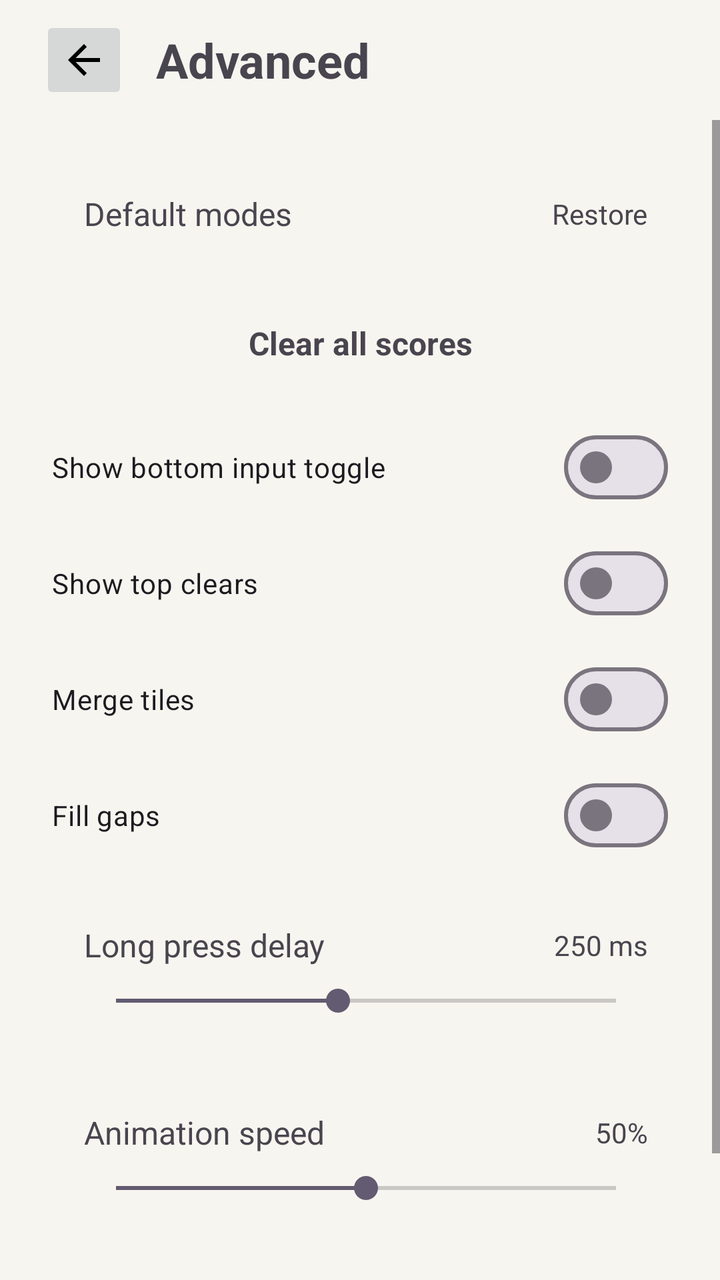
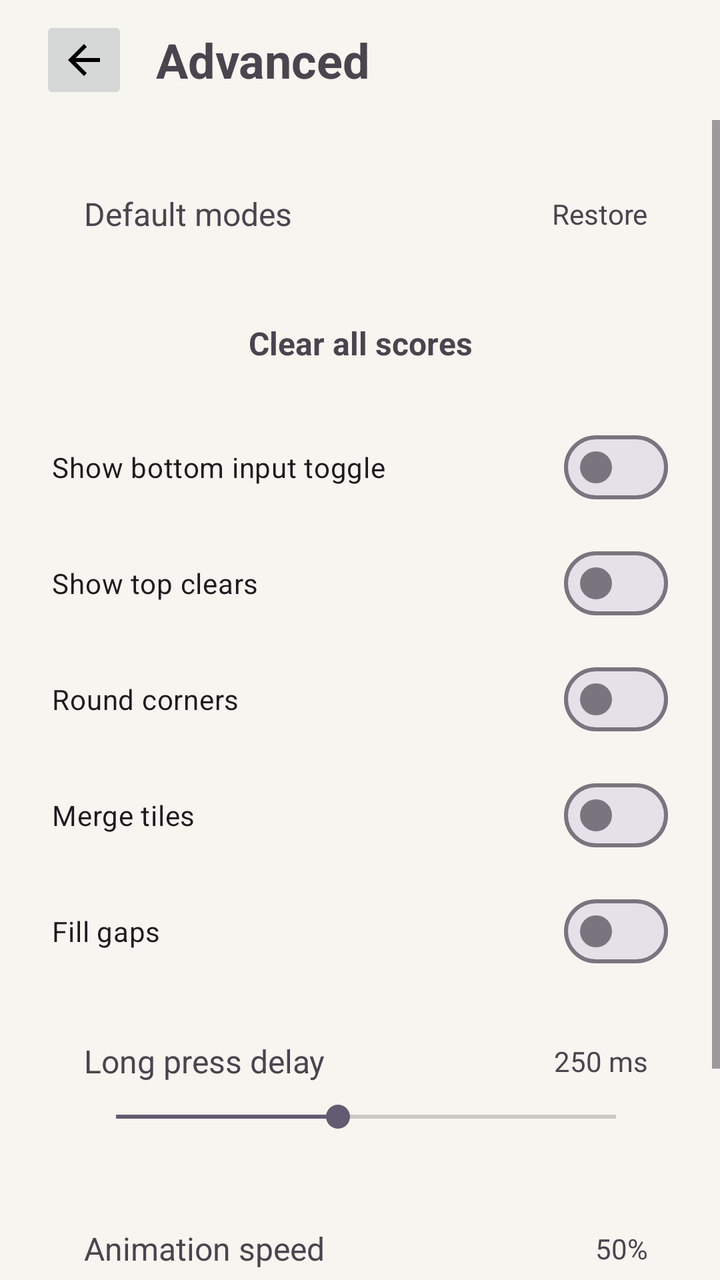

Before-and-after screenshots of an Android layout around one commit, followed by the original layout XML and the change that was made.
<!-- AndroidManifest.xml: application theme Theme.Minesweeper -->
<!-- res/layout/activity_advanced_settings.xml -->
<?xml version="1.0" encoding="utf-8"?>
<LinearLayout xmlns:android="http://schemas.android.com/apk/res/android"
    android:layout_width="match_parent"
    android:layout_height="match_parent"
    android:orientation="vertical">

    <LinearLayout
        android:id="@+id/topBar"
        android:layout_width="match_parent"
        android:layout_height="wrap_content"
        android:gravity="center_vertical"
        android:orientation="horizontal"
        android:paddingStart="20dp"
        android:paddingTop="8dp"
        android:paddingEnd="20dp"
        android:paddingBottom="8dp">

        <ImageButton
            android:id="@+id/backButton"
            android:layout_width="44dp"
            android:layout_height="44dp"
            android:src="@drawable/ic_arrow_back_material" />

        <TextView
            android:id="@+id/titleText"
            android:layout_width="0dp"
            android:layout_height="wrap_content"
            android:layout_marginStart="14dp"
            android:layout_weight="1"
            android:text="@string/advanced"
            android:textSize="24sp"
            android:textStyle="bold" />
    </LinearLayout>

    <ScrollView
        android:layout_width="match_parent"
        android:layout_height="0dp"
        android:layout_weight="1">

        <LinearLayout
            android:id="@+id/content"
            android:layout_width="match_parent"
            android:layout_height="wrap_content"
            android:orientation="vertical"
            android:padding="20dp">

            <LinearLayout
                android:id="@+id/restoreModesButton"
                android:layout_width="match_parent"
                android:layout_height="wrap_content"
                android:gravity="center_vertical"
                android:orientation="horizontal"
                android:paddingStart="22dp"
                android:paddingTop="16dp"
                android:paddingEnd="16dp"
                android:paddingBottom="16dp">

                <TextView
                    android:id="@+id/restoreModesLabel"
                    android:layout_width="0dp"
                    android:layout_height="wrap_content"
                    android:layout_weight="1"
                    android:text="@string/default_modes"
                    android:textSize="16sp" />

                <TextView
                    android:id="@+id/restoreModesValue"
                    android:layout_width="wrap_content"
                    android:layout_height="wrap_content"
                    android:text="@string/restore"
                    android:textSize="14sp" />
            </LinearLayout>

            <TextView
                android:id="@+id/clearAllScoresButton"
                android:layout_width="match_parent"
                android:layout_height="52dp"
                android:layout_marginTop="12dp"
                android:gravity="center"
                android:text="@string/clear_all_scores"
                android:textSize="16sp"
                android:textStyle="bold" />

            <com.google.android.material.materialswitch.MaterialSwitch
                android:id="@+id/showBottomToggle"
                android:layout_width="match_parent"
                android:layout_height="wrap_content"
                android:layout_marginTop="12dp"
                android:paddingStart="6dp"
                android:paddingEnd="6dp"
                android:switchPadding="14dp"
                android:text="@string/show_bottom_toggle" />

            <com.google.android.material.materialswitch.MaterialSwitch
                android:id="@+id/showTopClears"
                android:layout_width="match_parent"
                android:layout_height="wrap_content"
                android:layout_marginTop="10dp"
                android:paddingStart="6dp"
                android:paddingEnd="6dp"
                android:switchPadding="14dp"
                android:text="@string/show_top_clears" />

            <com.google.android.material.materialswitch.MaterialSwitch
                android:id="@+id/mergeTiles"
                android:layout_width="match_parent"
                android:layout_height="wrap_content"
                android:layout_marginTop="10dp"
                android:paddingStart="6dp"
                android:paddingEnd="6dp"
                android:switchPadding="14dp"
                android:text="@string/merge_tiles" />

            <com.google.android.material.materialswitch.MaterialSwitch
                android:id="@+id/fillGaps"
                android:layout_width="match_parent"
                android:layout_height="wrap_content"
                android:layout_marginTop="10dp"
                android:paddingStart="6dp"
                android:paddingEnd="6dp"
                android:switchPadding="14dp"
                android:text="@string/fill_gaps" />

            <LinearLayout
                android:id="@+id/longPressRow"
                android:layout_width="match_parent"
                android:layout_height="wrap_content"
                android:layout_marginTop="14dp"
                android:orientation="vertical"
                android:paddingStart="22dp"
                android:paddingTop="16dp"
                android:paddingEnd="16dp"
                android:paddingBottom="16dp">

                <LinearLayout
                    android:layout_width="match_parent"
                    android:layout_height="wrap_content"
                    android:gravity="center_vertical"
                    android:orientation="horizontal">

                    <TextView
                        android:id="@+id/longPressLabel"
                        android:layout_width="0dp"
                        android:layout_height="wrap_content"
                        android:layout_weight="1"
                        android:text="@string/long_press_delay"
                        android:textSize="16sp" />

                    <TextView
                        android:id="@+id/longPressValue"
                        android:layout_width="wrap_content"
                        android:layout_height="wrap_content"
                        android:text="250 ms"
                        android:textSize="14sp" />
                </LinearLayout>

                <SeekBar
                    android:id="@+id/longPressSeekBar"
                    android:layout_width="match_parent"
                    android:layout_height="wrap_content"
                    android:layout_marginTop="8dp"
                    android:max="9"
                    android:progress="4" />
            </LinearLayout>

            <LinearLayout
                android:id="@+id/animationSpeedRow"
                android:layout_width="match_parent"
                android:layout_height="wrap_content"
                android:layout_marginTop="14dp"
                android:orientation="vertical"
                android:paddingStart="22dp"
                android:paddingTop="16dp"
                android:paddingEnd="16dp"
                android:paddingBottom="16dp">

                <LinearLayout
                    android:layout_width="match_parent"
                    android:layout_height="wrap_content"
                    android:gravity="center_vertical"
                    android:orientation="horizontal">

                    <TextView
                        android:id="@+id/animationSpeedLabel"
                        android:layout_width="0dp"
                        android:layout_height="wrap_content"
                        android:layout_weight="1"
                        android:text="@string/animation_speed"
                        android:textSize="16sp" />

                    <TextView
                        android:id="@+id/animationSpeedValue"
                        android:layout_width="wrap_content"
                        android:layout_height="wrap_content"
                        android:text="50%"
                        android:textSize="14sp" />
                </LinearLayout>

                <SeekBar
                    android:id="@+id/animationSpeedSeekBar"
                    android:layout_width="match_parent"
                    android:layout_height="wrap_content"
                    android:layout_marginTop="8dp"
                    android:max="100"
                    android:progress="50" />
            </LinearLayout>

            <TextView
                android:id="@+id/applyButton"
                android:layout_width="match_parent"
                android:layout_height="52dp"
                android:layout_marginTop="20dp"
                android:gravity="center"
                android:text="@string/apply"
                android:textSize="16sp"
                android:textStyle="bold" />
        </LinearLayout>
    </ScrollView>

</LinearLayout>
<!-- resources referenced by this layout -->
<resources>
  <!-- drawable ic_arrow_back_material (drawable) -->
  <?xml version="1.0" encoding="utf-8"?>
  <vector xmlns:android="http://schemas.android.com/apk/res/android"
      android:width="24dp"
      android:height="24dp"
      android:viewportWidth="24"
      android:viewportHeight="24">
      <path
          android:fillColor="#FF000000"
          android:pathData="M20,11H7.83l5.59,-5.59L12,4l-8,8l8,8l1.41,-1.41L7.83,13H20z" />
  </vector>
  <string name="advanced">Advanced</string>
  <string name="animation_speed">Animation speed</string>
  <string name="apply">Apply</string>
  <string name="clear_all_scores">Clear all scores</string>
  <string name="default_modes">Default modes</string>
  <string name="fill_gaps">Fill gaps</string>
  <string name="long_press_delay">Long press delay</string>
  <string name="merge_tiles">Merge tiles</string>
  <string name="restore">Restore</string>
  <string name="show_bottom_toggle">Show bottom input toggle</string>
  <string name="show_top_clears">Show top clears</string>
  <style name="Theme.Minesweeper" parent="Theme.Material3.Light.NoActionBar">
          <item name="android:windowBackground">@color/app_background</item>
          <item name="android:statusBarColor">@color/app_background</item>
          <item name="android:navigationBarColor">@color/app_background</item>
          <item name="android:windowLightStatusBar">true</item>
          <item name="android:windowLightNavigationBar">true</item>
          <item name="android:fontFamily">sans-serif</item>
          <item name="colorPrimary">@color/accent</item>
          <item name="colorSurface">@color/panel</item>
          <item name="android:windowAnimationStyle">@null</item>
          <item name="materialAlertDialogTheme">@style/Minesweeper.Dialog</item>
      </style>
  <color name="app_background">#F7F5EF</color>
  <color name="accent">#7CA7C7</color>
  <color name="panel">#EFEBE2</color>
  <style name="Minesweeper.Dialog" parent="ThemeOverlay.Material3.MaterialAlertDialog">
          <item name="backgroundTint">@color/panel</item>
      </style>
</resources>

<!-- the commit's change to res/layout/activity_advanced_settings.xml (unified diff, before → after) -->
@@ -102,6 +102,16 @@
                 android:text="@string/show_top_clears" />
 
             <com.google.android.material.materialswitch.MaterialSwitch
+                android:id="@+id/roundCorners"
+                android:layout_width="match_parent"
+                android:layout_height="wrap_content"
+                android:layout_marginTop="10dp"
+                android:paddingStart="6dp"
+                android:paddingEnd="6dp"
+                android:switchPadding="14dp"
+                android:text="@string/round_corners" />
+
+            <com.google.android.material.materialswitch.MaterialSwitch
                 android:id="@+id/mergeTiles"
                 android:layout_width="match_parent"
                 android:layout_height="wrap_content"
<!-- resource entries referenced after the edit -->
@@ -20,6 +20,7 @@
   <string name="long_press_delay">Long press delay</string>
   <string name="merge_tiles">Merge tiles</string>
   <string name="restore">Restore</string>
+  <string name="round_corners">Round corners</string>
   <string name="show_bottom_toggle">Show bottom input toggle</string>
   <string name="show_top_clears">Show top clears</string>
   <style name="Theme.Minesweeper" parent="Theme.Material3.Light.NoActionBar">
